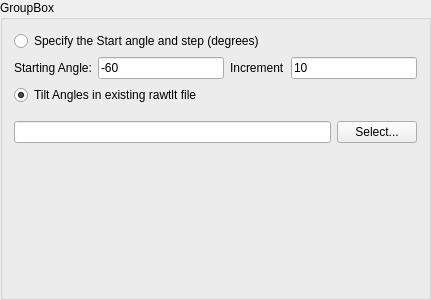
This is Code/Applications/TEMBIR/UI_Files/TiltAngleGroupBox.ui in OpenMBIR/OpenMBIR-TEM as Qt 5 draws it before an edit. The edited form follows.
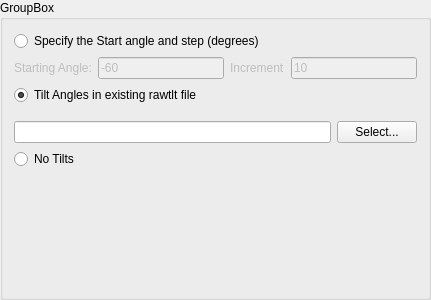
This is the edited form.

Patch:
```diff
--- a/Code/Applications/TEMBIR/UI_Files/TiltAngleGroupBox.ui
+++ b/Code/Applications/TEMBIR/UI_Files/TiltAngleGroupBox.ui
@@ -34,6 +34,9 @@
      </property>
      <item>
       <widget class="QLabel" name="startLabel">
+       <property name="enabled">
+        <bool>false</bool>
+       </property>
        <property name="text">
         <string>Starting Angle:</string>
        </property>
@@ -41,6 +44,9 @@
      </item>
      <item>
       <widget class="QLineEdit" name="startingAngle">
+       <property name="enabled">
+        <bool>false</bool>
+       </property>
        <property name="text">
         <string>-60</string>
        </property>
@@ -48,6 +54,9 @@
      </item>
      <item>
       <widget class="QLabel" name="incrementLabel">
+       <property name="enabled">
+        <bool>false</bool>
+       </property>
        <property name="text">
         <string>Increment</string>
        </property>
@@ -55,6 +64,9 @@
      </item>
      <item>
       <widget class="QLineEdit" name="increment">
+       <property name="enabled">
+        <bool>false</bool>
+       </property>
        <property name="text">
         <string>10</string>
        </property>
@@ -92,6 +104,16 @@
      </item>
     </layout>
    </item>
+   <item>
+    <widget class="QRadioButton" name="noTilts">
+     <property name="text">
+      <string>No Tilts</string>
+     </property>
+     <attribute name="buttonGroup">
+      <string notr="true">buttonGroup</string>
+     </attribute>
+    </widget>
+   </item>
    <item>
     <spacer name="verticalSpacer">
      <property name="orientation">
```
